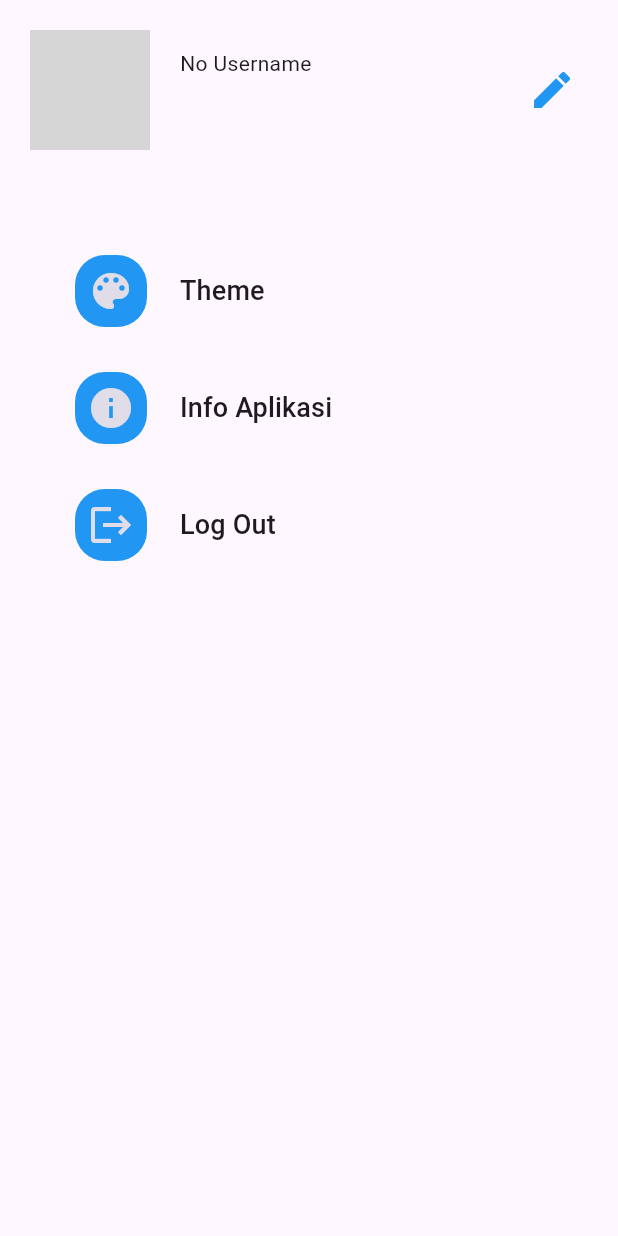
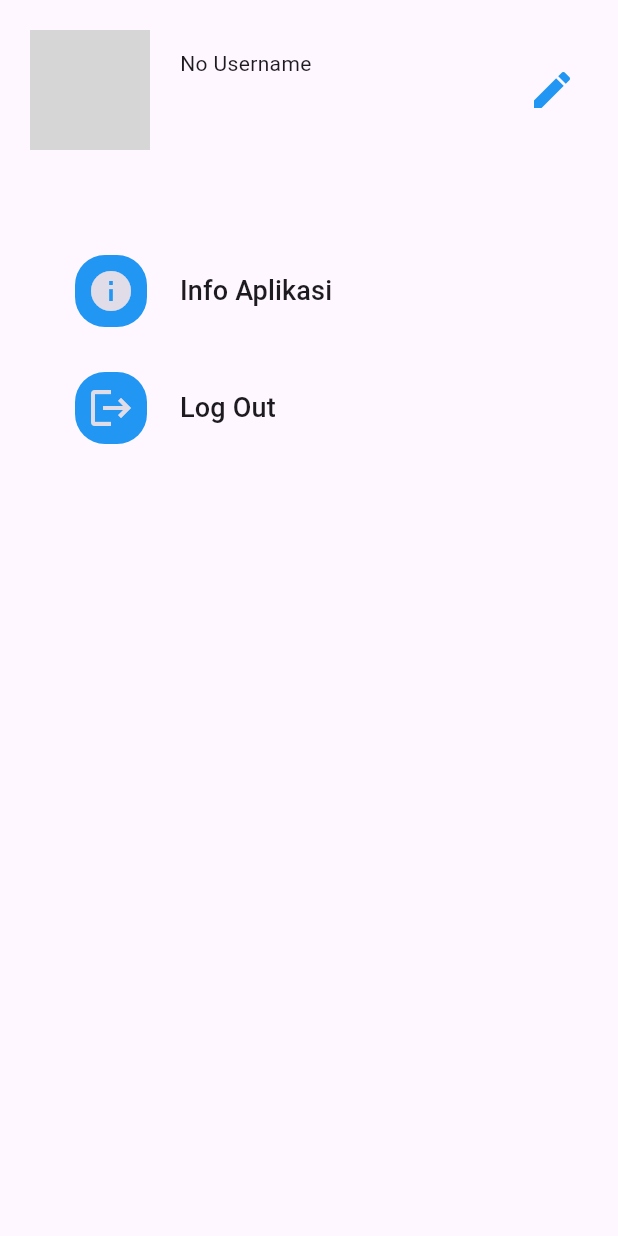
Before and after one commit to wirasyf/Budget-App, a Flutter app: the Settings screen opened directly, on a phone screen of 412 x 824 dp. Run offline on Flutter 3.47's test engine with Material 3 defaults, Android fonts, the phone set to English and light mode, and no system bars; our stand-ins replace cloud_firestore, convex_bottom_bar, firebase_auth, firebase_core, firebase_storage, image_picker and 1 more; accounts and stored records are empty; network calls fail; grey boxes are pictures that could not be loaded.

Commit message:
fix profile

```diff
--- a/lib/presentation/pages/profile.dart
+++ b/lib/presentation/pages/profile.dart
@@ -183,15 +183,6 @@ class _SettingsState extends State<Settings> {
               child: Column(
                 children: [
                   _buildSettingItem(
-                    icon: Icons.color_lens,
-                    label: "Theme",
-                    color: isDark ? appYellow : Colors.blue,
-                    onTap: () {
-                      // toggleTheme logic
-                    },
-                  ),
-                  const SizedBox(height: 30),
-                  _buildSettingItem(
                     icon: Icons.info,
                     label: "Info Aplikasi",
                     color: isDark ? appYellow : Colors.blue,
```
